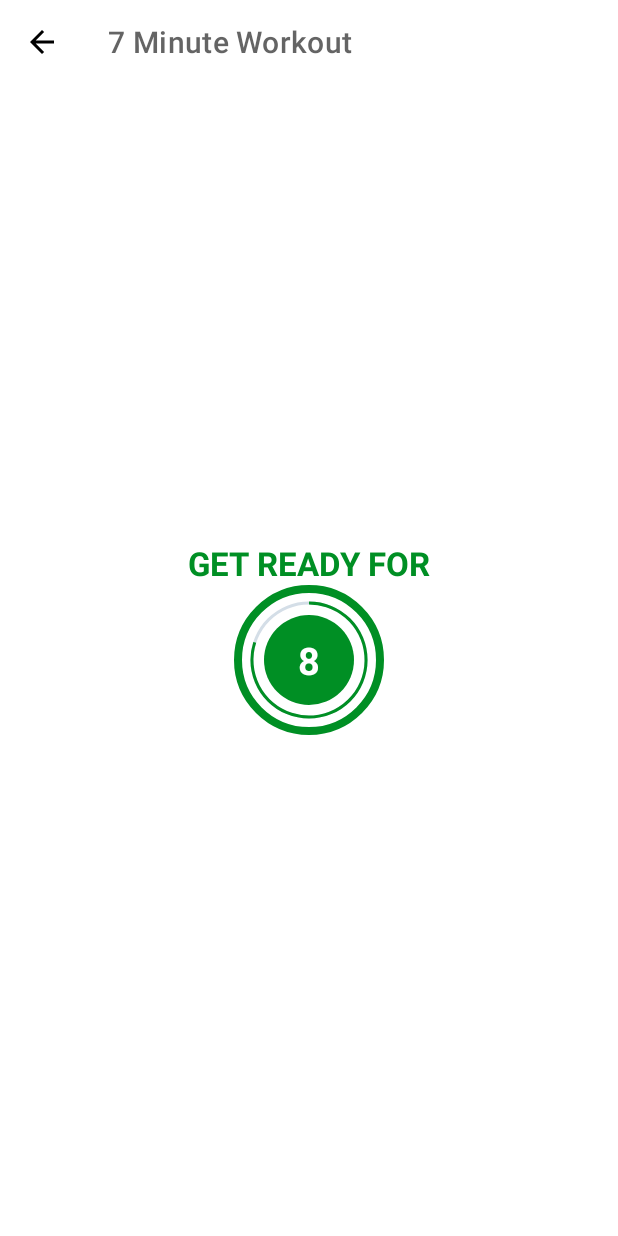
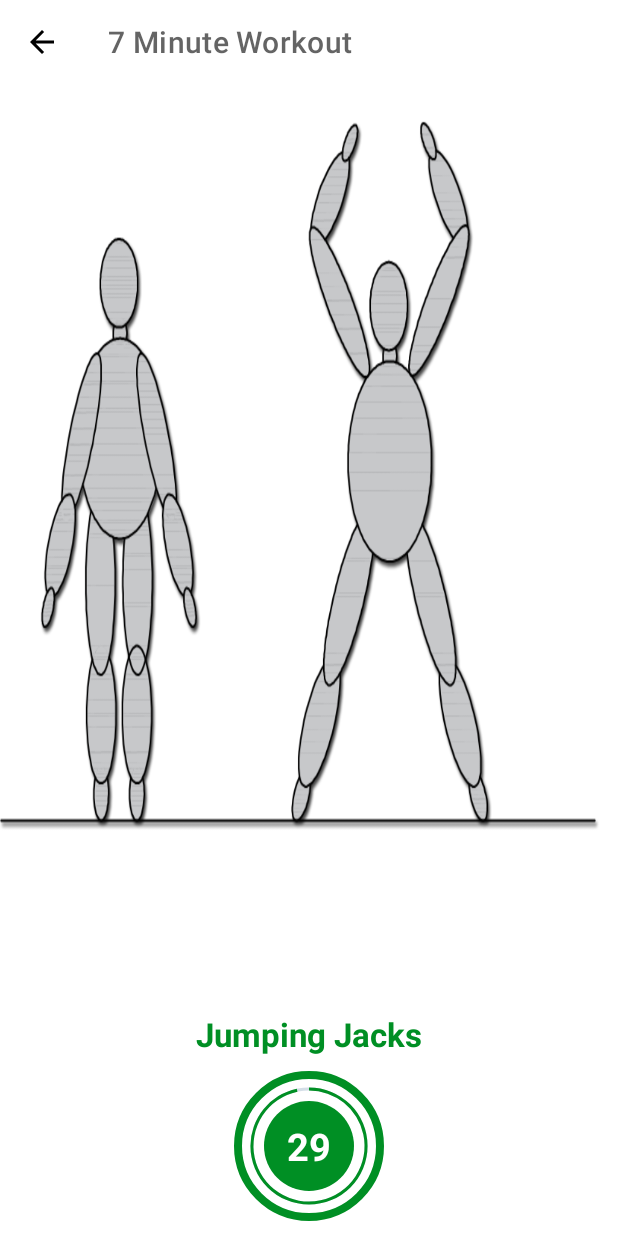
Before and after one commit to Aaryan8751/7-Minute-Workout-App, an Android app: the ExerciseActivity screen opened directly, with no data from a screen before it, on a phone screen of 412 x 824 dp. Run offline under Robolectric (Android 15) with nearby library versions, the phone set to English and light mode, and no system bars.

Commit message:
Added sound, exercises, models

```diff
--- a/app/src/main/AndroidManifest.xml
+++ b/app/src/main/AndroidManifest.xml
@@ -1,6 +1,12 @@
 <?xml version="1.0" encoding="utf-8"?>
 <manifest xmlns:android="http://schemas.android.com/apk/res/android"
     package="com.example.a7minuteworkoutapp">
+
+    <queries>
+        <intent>
+            <action android:name="android.intent.action.TTS_SERVICE"/>
+        </intent>
+    </queries>
 
     <application
         android:allowBackup="true"
--- /dev/null
+++ b/app/src/main/java/com/example/a7minuteworkoutapp/Constants.kt
@@ -0,0 +1,79 @@
+package com.example.a7minuteworkoutapp
+
+import java.util.ArrayList
+
+object Constants {
+
+    fun defaultExerciseList(): ArrayList<ExerciseModel> {
+
+        val exerciseList = ArrayList<ExerciseModel>()
+
+        val jumpingJacks =
+            ExerciseModel(1, "Jumping Jacks", R.drawable.ic_jumping_jacks, false, false)
+        exerciseList.add(jumpingJacks)
+
+        val wallSit = ExerciseModel(2, "Wall Sit", R.drawable.ic_wall_sit, false, false)
+        exerciseList.add(wallSit)
+
+        val pushUp = ExerciseModel(3, "Push Up", R.drawable.ic_push_up, false, false)
+        exerciseList.add(pushUp)
+
+        val abdominalCrunch =
+            ExerciseModel(4, "Abdominal Crunch", R.drawable.ic_abdominal_crunch, false, false)
+        exerciseList.add(abdominalCrunch)
+
+        val stepUpOnChair =
+            ExerciseModel(
+                5,
+                "Step-Up onto Chair",
+                R.drawable.ic_step_up_onto_chair,
+                false,
+                false
+            )
+        exerciseList.add(stepUpOnChair)
+
+        val squat = ExerciseModel(6, "Squat", R.drawable.ic_squat, false, false)
+        exerciseList.add(squat)
+
+        val tricepDipOnChair =
+            ExerciseModel(
+                7,
+                "Tricep Dip On Chair",
+                R.drawable.ic_triceps_dip_on_chair,
+                false,
+                false
+            )
+        exerciseList.add(tricepDipOnChair)
+
+        val plank = ExerciseModel(8, "Plank", R.drawable.ic_plank, false, false)
+        exerciseList.add(plank)
+
+        val highKneesRunningInPlace =
+            ExerciseModel(
+                9, "High Knees Running In Place",
+                R.drawable.ic_high_knees_running_in_place,
+                false,
+                false
+            )
+        exerciseList.add(highKneesRunningInPlace)
+
+        val lunges = ExerciseModel(10, "Lunges", R.drawable.ic_lunge, false, false)
+        exerciseList.add(lunges)
+
+        val pushupAndRotation =
+            ExerciseModel(
+                11,
+                "Push up and Rotation",
+                R.drawable.ic_push_up_and_rotation,
+                false,
+                false
+            )
+        exerciseList.add(pushupAndRotation)
+
+        val sidePlank = ExerciseModel(12, "Side Plank", R.drawable.ic_side_plank, false, false)
+        exerciseList.add(sidePlank)
+
+        return exerciseList
+    }
+
+}
--- a/app/src/main/java/com/example/a7minuteworkoutapp/ExerciseActivity.kt
+++ b/app/src/main/java/com/example/a7minuteworkoutapp/ExerciseActivity.kt
@@ -1,14 +1,21 @@
 package com.example.a7minuteworkoutapp
 
+import android.media.MediaPlayer
+import android.net.Uri
 import androidx.appcompat.app.AppCompatActivity
 import android.os.Bundle
 import android.os.CountDownTimer
+import android.speech.tts.TextToSpeech
+import android.util.Log
 import android.view.View
 import android.widget.Toast
 import com.example.a7minuteworkoutapp.databinding.ActivityExerciseBinding
 import kotlinx.android.synthetic.main.activity_exercise.*
+import java.lang.Exception
+import java.util.*
+import kotlin.collections.ArrayList
 
-class ExerciseActivity : AppCompatActivity() {
+class ExerciseActivity : AppCompatActivity(), TextToSpeech.OnInitListener {
     private var binding : ActivityExerciseBinding? = null
 
     private var restTimer : CountDownTimer? = null
@@ -16,6 +23,13 @@
 
     private var exerciseTimer : CountDownTimer? = null
     private var exerciseProgress = 0
+
+    private var exerciseList : ArrayList<ExerciseModel>? = null
+    private var currentExercisePosition = -1
+
+    private var tts : TextToSpeech? = null
+    private var player : MediaPlayer? = null
+
 
     override fun onCreate(savedInstanceState: Bundle?) {
         super.onCreate(savedInstanceState)
@@ -27,6 +41,11 @@
         if(supportActionBar!=null){
             supportActionBar?.setDisplayHomeAsUpEnabled(true)
         }
+
+        exerciseList = Constants.defaultExerciseList()
+
+        tts = TextToSpeech(this,this)
+
         binding?.toolbarExercise?.setNavigationOnClickListener {
             onBackPressed()
         }
@@ -36,6 +55,29 @@
     }
 
     private fun setupRestView(){
+
+        try{
+            var soundURI = Uri.parse(
+                "android.resource://com.example.a7minuteworkoutapp/"+R.raw.press_start)
+
+            player = MediaPlayer.create(applicationContext,soundURI)
+            player?.isLooping = false
+            player?.start()
+
+        }catch (e:Exception){
+            e.printStackTrace()
+        }
+
+        binding?.flRestView?.visibility = View.VISIBLE
+        binding?.tvTitle?.visibility = View.VISIBLE
+        binding?.tvExerciseName?.visibility = View.INVISIBLE
+        binding?.ivImage?.visibility = View.INVISIBLE
+        binding?.flExerciseView?.visibility = View.INVISIBLE
+        binding?.tvUpcomingLabel?.visibility = View.VISIBLE
+        binding?.tvUpComingExerciseName?.visibility = View.VISIBLE
+
+        binding?.tvUpComingExerciseName?.text = exerciseList!![currentExercisePosition+1].getName()
+
         if(restTimer!= null){
             restTimer?.cancel()
             restProgress = 0
@@ -49,16 +91,27 @@
             exerciseTimer?.cancel()
             exerciseProgress = 0
         }
-        binding?.flProgressBar?.visibility = View.INVISIBLE
-        binding?.tvTitle?.text = "Exercise Name"
-        binding?.flExerciseProgressBar?.visibility = View.VISIBLE
+
+        speakOut(exerciseList!![currentExercisePosition].getName())
+
+        binding?.flRestView?.visibility = View.INVISIBLE
+        binding?.tvTitle?.visibility = View.INVISIBLE
+        binding?.tvExerciseName?.visibility = View.VISIBLE
+        binding?.ivImage?.visibility = View.VISIBLE
+        binding?.flExerciseView?.visibility = View.VISIBLE
+        binding?.tvUpcomingLabel?.visibility = View.INVISIBLE
+        binding?.tvUpComingExerciseName?.visibility = View.INVISIBLE
+
+        binding?.ivImage?.setImageResource(exerciseList!![currentExercisePosition].getImage())
+        binding?.tvExerciseName?.text = exerciseList!![currentExercisePosition].getName()
+
         setExerciseProgressBar()
     }
 
     private fun setRestProgressBar(){
         binding?.progressBar?.progress = restProgress
 
-        restTimer = object : CountDownTimer(10000,1000) {
+        restTimer = object : CountDownTimer(1000,1000) {
             override fun onTick(millisUntilFinished: Long) {
                 restProgress++
                 binding?.progressBar?.progress = 10 - restProgress
@@ -66,6 +119,7 @@
             }
 
             override fun onFinish() {
+                currentExercisePosition++
                 setupExerciseView()
             }
 
@@ -76,7 +130,7 @@
     private fun setExerciseProgressBar(){
         binding?.progressBarExercise?.progress = exerciseProgress
 
-        exerciseTimer = object : CountDownTimer(30000,1000) {
+        exerciseTimer = object : CountDownTimer(3000,1000) {
             override fun onTick(millisUntilFinished: Long) {
                 exerciseProgress++
                 binding?.progressBarExercise?.progress = 30 - exerciseProgress
@@ -84,7 +138,11 @@
             }
 
             override fun onFinish() {
-                Toast.makeText(this@ExerciseActivity, "Exercise Finished", Toast.LENGTH_SHORT).show()
+                if(currentExercisePosition<exerciseList!!.size-1){
+                    setupRestView()
+                }else{
+                    Toast.makeText(this@ExerciseActivity, "Congratulations you have completed all the activity", Toast.LENGTH_SHORT).show()
+                }
             }
         }.start()
     }
@@ -101,6 +159,33 @@
             exerciseTimer?.cancel()
             exerciseProgress = 0
         }
+
+        if(tts!=null){
+            tts!!.stop()
+            tts!!.shutdown()
+        }
+
+        if(player!=null){
+            player!!.stop()
+        }
+
         binding = null
     }
+
+    override fun onInit(status: Int) {
+        if(status == TextToSpeech.SUCCESS){
+            var result = tts?.setLanguage(Locale.US)
+
+            if(result==TextToSpeech.LANG_NOT_SUPPORTED || result==TextToSpeech.LANG_MISSING_DATA){
+                Log.e("TTS","The Language specified is not supported!")
+            }
+        }else{
+            Log.e("TTS","Initialisation Failed")
+        }
+    }
+
+    private fun speakOut(text:String){
+        tts!!.speak(text,TextToSpeech.QUEUE_FLUSH,null,"")
+    }
+
 }
--- /dev/null
+++ b/app/src/main/java/com/example/a7minuteworkoutapp/ExerciseModel.kt
@@ -0,0 +1,50 @@
+package com.example.a7minuteworkoutapp
+
+class ExerciseModel(
+    private var id:Int,
+    private var name:String,
+    private var image:Int,
+    private var isCompleted:Boolean,
+    private var isSelected:Boolean,
+){
+    fun getId():Int{
+        return id
+    }
+
+    fun setId(id:Int){
+        this.id = id
+    }
+
+    fun getName():String{
+        return name
+    }
+
+    fun setName(name:String){
+        this.name = name
+    }
+
+    fun getImage():Int{
+        return image
+    }
+
+    fun setImage(image:Int){
+        this.image = image
+    }
+
+    fun getIsCompleted(): Boolean{
+        return isCompleted
+    }
+
+    fun setIsCompleted(isCompleted: Boolean){
+        this.isCompleted = isCompleted
+    }
+
+    fun getIsSelected():Boolean{
+        return isSelected
+    }
+
+    fun setIsSelected(isSelected: Boolean){
+        this.isSelected = isSelected
+    }
+
+}
--- a/app/src/main/res/layout/activity_exercise.xml
+++ b/app/src/main/res/layout/activity_exercise.xml
@@ -26,11 +26,11 @@
         android:textStyle="bold"
         app:layout_constraintStart_toStartOf="parent"
         app:layout_constraintEnd_toEndOf="parent"
-        app:layout_constraintBottom_toTopOf="@id/flProgressBar"
+        app:layout_constraintBottom_toTopOf="@id/flRestView"
         />
 
     <FrameLayout
-        android:id="@+id/flProgressBar"
+        android:id="@+id/flRestView"
         android:layout_width="100dp"
         android:layout_height="100dp"
         android:layout_margin="10dp"
@@ -70,11 +70,63 @@
 
         </LinearLayout>
 
-
     </FrameLayout>
 
+    <TextView
+        android:id="@+id/tvUpcomingLabel"
+        android:layout_width="wrap_content"
+        android:layout_height="wrap_content"
+        android:text="UPCOMING EXERCISE"
+        android:textColor="@color/colorPrimary"
+        android:textSize="16sp"
+        android:textStyle="bold"
+        app:layout_constraintEnd_toEndOf="parent"
+        app:layout_constraintStart_toStartOf="parent"
+        app:layout_constraintTop_toBottomOf="@id/flRestView"
+        app:layout_constraintBottom_toTopOf="@id/tvUpComingExerciseName"
+        tools:visibility="visible"/>
+
+    <TextView
+        android:id="@+id/tvUpComingExerciseName"
+        android:layout_width="wrap_content"
+        android:layout_height="wrap_content"
+        android:text="Jumping Jacks"
+        android:textColor="@color/colorPrimary"
+        android:textSize="22sp"
+        android:textStyle="bold"
+        app:layout_constraintEnd_toEndOf="parent"
+        app:layout_constraintStart_toStartOf="parent"
+        app:layout_constraintTop_toBottomOf="@id/tvUpcomingLabel"
+        tools:visibility="visible"/>
+
+    <ImageView
+        android:id="@+id/ivImage"
+        android:layout_width="match_parent"
+        android:layout_height="0dp"
+        android:scaleType="fitXY"
+        android:src="@drawable/ic_jumping_jacks"
+        android:visibility="invisible"
+        app:layout_constraintBottom_toTopOf="@id/tvExerciseName"
+        app:layout_constraintTop_toBottomOf="@id/toolbarExercise"
+        />
+
+    <TextView
+        android:id="@+id/tvExerciseName"
+        android:layout_width="wrap_content"
+        android:layout_height="wrap_content"
+        android:text="Exercise Name"
+        android:textColor="@color/colorAccent"
+        android:textSize="22sp"
+        android:textStyle="bold"
+        android:visibility="gone"
+        app:layout_constraintEnd_toEndOf="parent"
+        app:layout_constraintStart_toStartOf="parent"
+        app:layout_constraintTop_toBottomOf="@id/ivImage"
+        tools:visibility="visible"/>
+
+
     <FrameLayout
-        android:id="@+id/flExerciseProgressBar"
+        android:id="@+id/flExerciseView"
         android:layout_width="100dp"
         android:layout_height="100dp"
         android:layout_margin="10dp"
@@ -84,7 +136,7 @@
         app:layout_constraintBottom_toBottomOf="parent"
         app:layout_constraintStart_toStartOf="parent"
         app:layout_constraintEnd_toEndOf="parent"
-        app:layout_constraintTop_toBottomOf="@id/toolbarExercise">
+        app:layout_constraintTop_toBottomOf="@id/tvExerciseName">
 
         <ProgressBar
             android:id="@+id/progressBarExercise"
```
Also changed, not shown: 1 other file.
